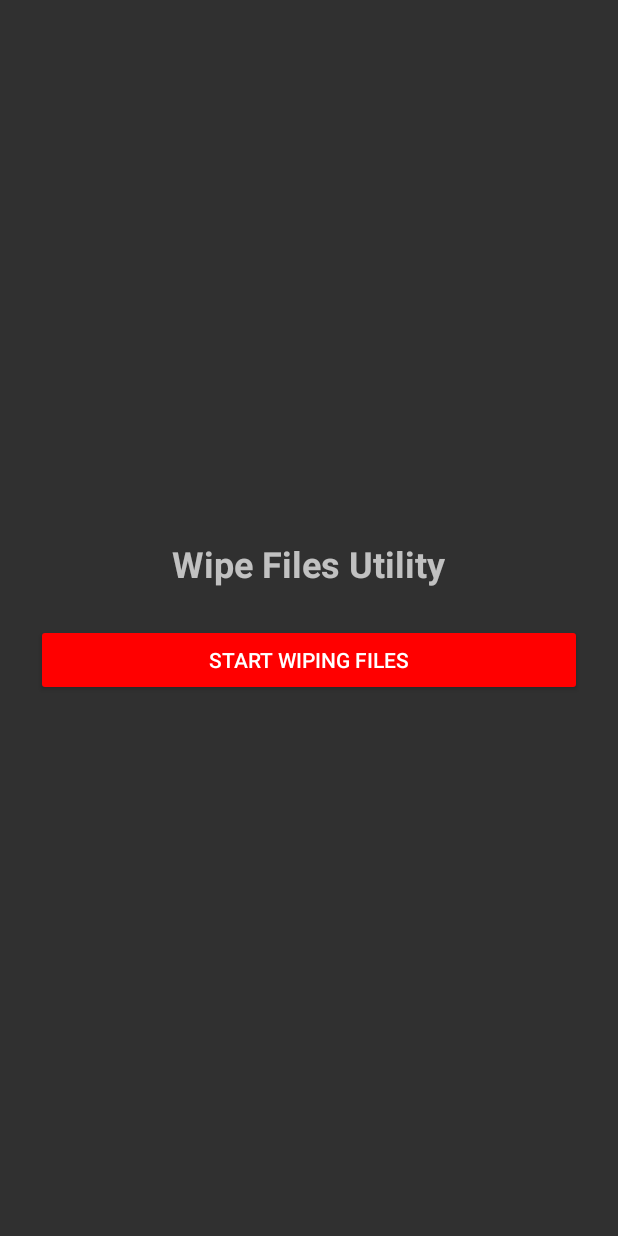
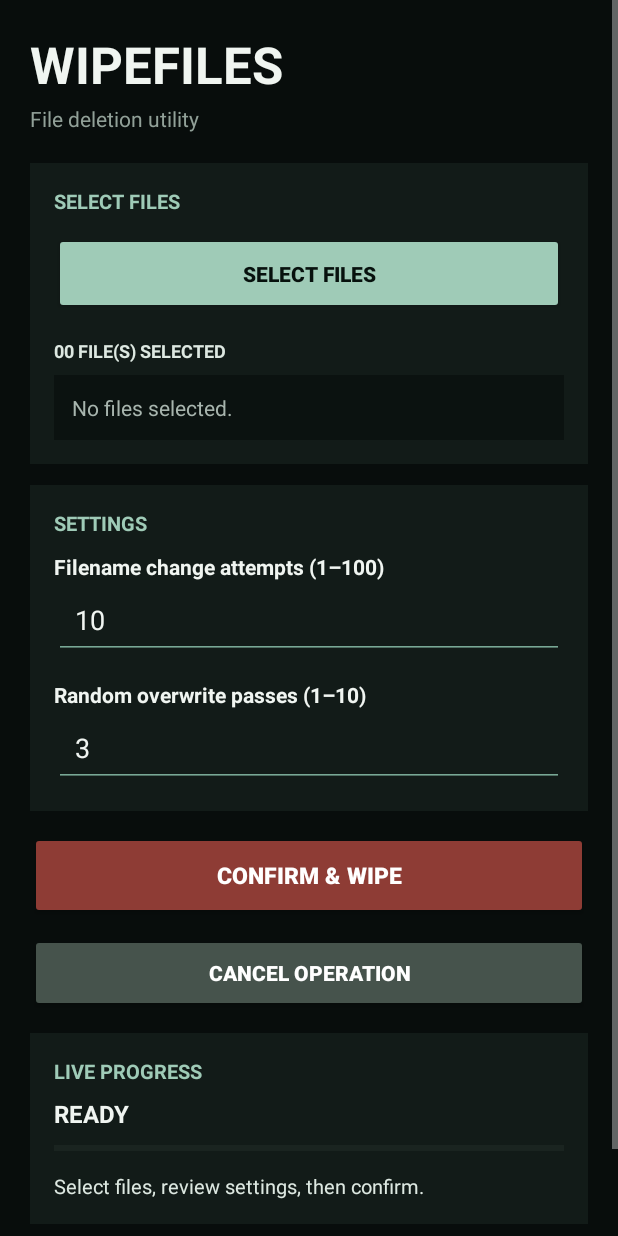
Before and after one commit to ofand04/Wipe-files, an Android app: the layout activity_main.xml on its own in the app's theme, with its tools: preview values and no code run, on a phone screen of 412 x 824 dp. Run offline under Robolectric (Android 15) with nearby library versions, the phone set to English and light mode, and no system bars.

Commit message:
Update activity_main.xml

```diff
--- a/app/src/main/res/layout/activity_main.xml
+++ b/app/src/main/res/layout/activity_main.xml
@@ -1,25 +1,28 @@
 <?xml version="1.0" encoding="utf-8"?>
-<LinearLayout xmlns:android="http://schemas.android.com/apk/res/android"
-    android:layout_width="match_parent"
-    android:layout_height="match_parent"
-    android:gravity="center"
-    android:orientation="vertical"
-    android:padding="24dp">
-
-    <TextView
-        android:layout_width="wrap_content"
-        android:layout_height="wrap_content"
-        android:text="Wipe Files Utility"
-        android:textSize="24sp"
-        android:textStyle="bold"
-        android:layout_marginBottom="24dp" />
-
-    <Button
-        android:id="@+id/btnWipe"
-        android:layout_width="match_parent"
-        android:layout_height="wrap_content"
-        android:text="Start Wiping Files"
-        android:backgroundTint="#FF0000"
-        android:textColor="#FFFFFF" />
-
+<ScrollView xmlns:android="http://schemas.android.com/apk/res/android" android:layout_width="match_parent" android:layout_height="match_parent" android:background="#080D0C" android:fillViewport="true">
+<LinearLayout android:layout_width="match_parent" android:layout_height="wrap_content" android:orientation="vertical" android:padding="20dp">
+<TextView android:layout_width="match_parent" android:layout_height="wrap_content" android:text="WIPEFILES" android:textColor="#F0F5F1" android:textSize="34sp" android:textStyle="bold" android:layout_marginBottom="4dp"/>
+<TextView android:layout_width="match_parent" android:layout_height="wrap_content" android:text="File deletion utility" android:textColor="#91A098" android:textSize="14sp" android:layout_marginBottom="20dp"/>
+<LinearLayout android:layout_width="match_parent" android:layout_height="wrap_content" android:orientation="vertical" android:padding="16dp" android:background="#121B18" android:layout_marginBottom="14dp">
+<TextView android:layout_width="match_parent" android:layout_height="wrap_content" android:text="SELECT FILES" android:textColor="#9FCBB7" android:textStyle="bold" android:textSize="13sp" android:layout_marginBottom="12dp"/>
+<Button android:id="@+id/btnPick" android:layout_width="match_parent" android:layout_height="54dp" android:text="SELECT FILES" android:textColor="#07110D" android:textStyle="bold" android:backgroundTint="#9FCBB7"/>
+<TextView android:id="@+id/selectedCount" android:layout_width="match_parent" android:layout_height="wrap_content" android:text="00 FILE(S) SELECTED" android:textColor="#DDE8E1" android:textSize="12sp" android:textStyle="bold" android:layout_marginTop="16dp" android:layout_marginBottom="8dp"/>
+<TextView android:id="@+id/selectedFiles" android:layout_width="match_parent" android:layout_height="wrap_content" android:text="No files selected." android:textColor="#A8B5AE" android:textSize="14sp" android:lineSpacingExtra="5dp" android:padding="12dp" android:background="#0B1210" android:textIsSelectable="true"/>
 </LinearLayout>
+<LinearLayout android:layout_width="match_parent" android:layout_height="wrap_content" android:orientation="vertical" android:padding="16dp" android:background="#121B18" android:layout_marginBottom="14dp">
+<TextView android:layout_width="match_parent" android:layout_height="wrap_content" android:text="SETTINGS" android:textColor="#9FCBB7" android:textStyle="bold" android:textSize="13sp" android:layout_marginBottom="10dp"/>
+<TextView android:layout_width="match_parent" android:layout_height="wrap_content" android:text="Filename change attempts (1–100)" android:textColor="#F0F5F1" android:textStyle="bold" android:textSize="14sp"/>
+<EditText android:id="@+id/editNameChanges" android:layout_width="match_parent" android:layout_height="52dp" android:backgroundTint="#78A895" android:inputType="number" android:maxLength="3" android:paddingStart="14dp" android:paddingEnd="14dp" android:text="10" android:textColor="#F0F5F1" android:textSize="18sp" android:selectAllOnFocus="true"/>
+<TextView android:layout_width="match_parent" android:layout_height="wrap_content" android:text="Random overwrite passes (1–10)" android:textColor="#F0F5F1" android:textStyle="bold" android:textSize="14sp" android:layout_marginTop="14dp"/>
+<EditText android:id="@+id/editContentPasses" android:layout_width="match_parent" android:layout_height="52dp" android:backgroundTint="#78A895" android:inputType="number" android:maxLength="2" android:paddingStart="14dp" android:paddingEnd="14dp" android:text="3" android:textColor="#F0F5F1" android:textSize="18sp" android:selectAllOnFocus="true"/>
+</LinearLayout>
+<Button android:id="@+id/btnWipe" android:layout_width="match_parent" android:layout_height="58dp" android:text="CONFIRM &amp; WIPE" android:textColor="#FFFFFF" android:textStyle="bold" android:textSize="15sp" android:backgroundTint="#8E3C35" android:layout_marginBottom="10dp"/>
+<Button android:id="@+id/btnCancel" android:layout_width="match_parent" android:layout_height="52dp" android:text="CANCEL OPERATION" android:textColor="#FFFFFF" android:textStyle="bold" android:backgroundTint="#46534C" android:layout_marginBottom="14dp"/>
+<LinearLayout android:layout_width="match_parent" android:layout_height="wrap_content" android:orientation="vertical" android:padding="16dp" android:background="#121B18">
+<TextView android:layout_width="match_parent" android:layout_height="wrap_content" android:text="LIVE PROGRESS" android:textColor="#9FCBB7" android:textStyle="bold" android:textSize="13sp" android:layout_marginBottom="8dp"/>
+<TextView android:id="@+id/stage" android:layout_width="match_parent" android:layout_height="wrap_content" android:text="READY" android:textColor="#F0F5F1" android:textStyle="bold" android:textSize="16sp" android:layout_marginBottom="8dp"/>
+<ProgressBar android:id="@+id/progressBar" style="?android:attr/progressBarStyleHorizontal" android:layout_width="match_parent" android:layout_height="8dp" android:max="100" android:progress="0" android:progressTint="#9FCBB7" android:progressBackgroundTint="#2B3932" android:layout_marginBottom="12dp"/>
+<TextView android:id="@+id/status" android:layout_width="match_parent" android:layout_height="wrap_content" android:text="Select files, review settings, then confirm." android:textColor="#DDE8E1" android:textSize="13sp" android:lineSpacingExtra="4dp" android:textIsSelectable="true"/>
+</LinearLayout>
+<TextView android:layout_width="match_parent" android:layout_height="wrap_content" android:text="Android storage providers may restrict overwriting. Deletion does not prove physical erasure." android:textColor="#718078" android:textSize="11sp" android:gravity="center" android:layout_marginTop="14dp" android:layout_marginBottom="8dp"/>
+</LinearLayout></ScrollView>
```
